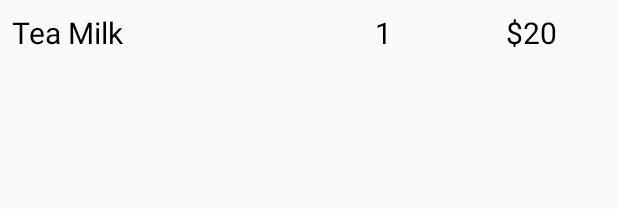
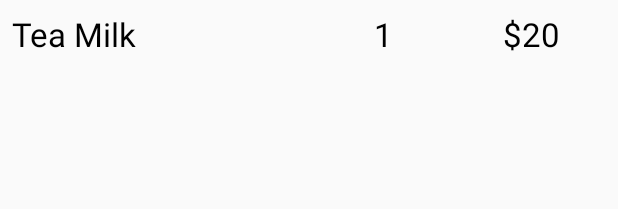
Before and after one commit to phapzip1/Coffee-Cake, an Android app: the layout layout_bill.xml on its own in the app's theme, with its tools: preview values and no code run, on a phone screen of 412 x 824 dp. Shown: the top 209 px of the screen. Run offline under Robolectric (Android 15) with nearby library versions, the phone set to English and light mode, and no system bars.

Commit message:
change bill

```diff
--- a/app/src/main/res/layout/layout_bill.xml
+++ b/app/src/main/res/layout/layout_bill.xml
@@ -10,23 +10,26 @@
         android:layout_width="match_parent"
         android:layout_height="match_parent">
         <TextView
+            android:id="@+id/drinks_name"
             android:layout_weight="4"
-            android:textSize="20sp"
+            android:textSize="22sp"
             android:textColor="@color/black"
             android:text="Tea Milk"
             android:layout_width="0dp"
             android:layout_height="wrap_content"/>
         <TextView
+            android:id="@+id/quantity"
             android:layout_weight="2"
-            android:textSize="20sp"
+            android:textSize="22sp"
             android:textColor="@color/black"
             android:gravity="center"
             android:text="1"
             android:layout_width="0dp"
             android:layout_height="wrap_content"/>
         <TextView
+            android:id="@+id/price"
             android:layout_weight="2"
-            android:textSize="20sp"
+            android:textSize="22sp"
             android:textColor="@color/black"
             android:text="$20"
             android:gravity="center"
```
